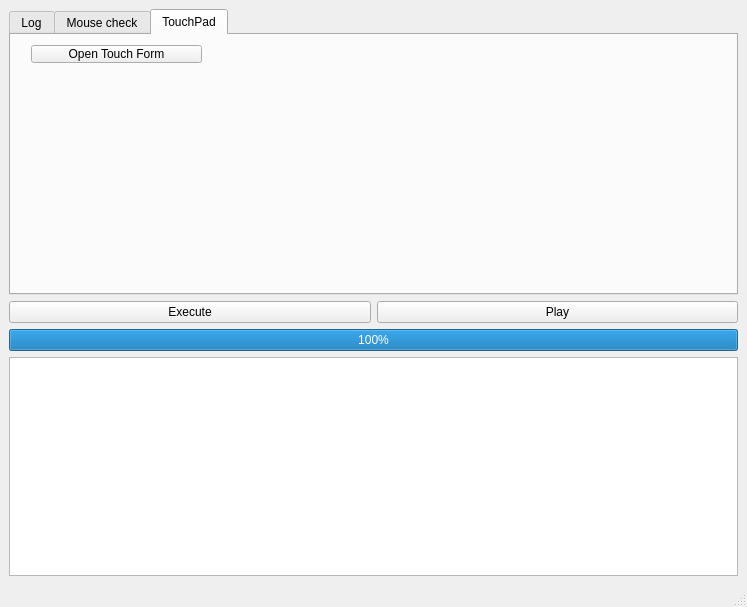
Old version of the form mainwindow.ui in the repository 0mniCrow/SmartGraph.
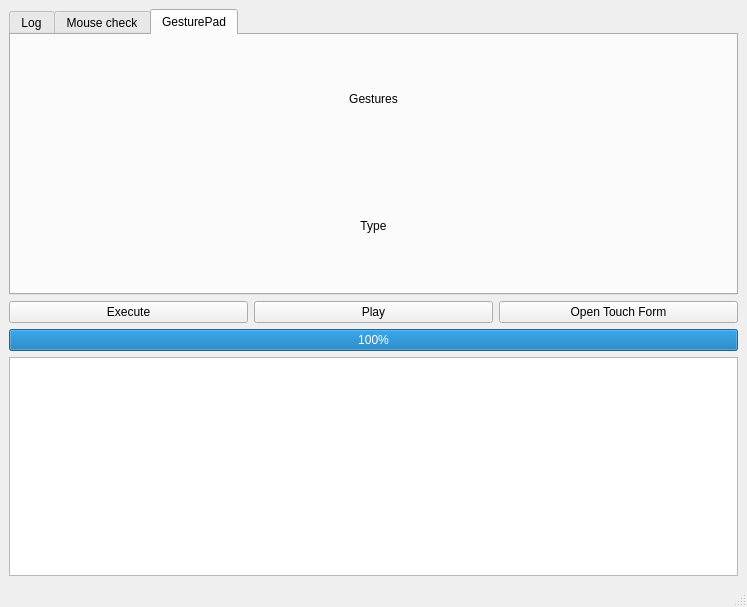
New version of the form. The open tabs and pages were chosen to show the change.

Commit message: Add gesture processing.

```diff
--- a/mainwindow.ui
+++ b/mainwindow.ui
@@ -349,21 +349,51 @@
       </widget>
       <widget class="QWidget" name="tab_3">
        <attribute name="title">
-        <string>TouchPad</string>
+        <string>GesturePad</string>
        </attribute>
-       <widget class="QPushButton" name="Button_OpenTouchForm">
-        <property name="geometry">
-         <rect>
-          <x>20</x>
-          <y>10</y>
-          <width>171</width>
-          <height>18</height>
-         </rect>
-        </property>
-        <property name="text">
-         <string>Open Touch Form</string>
-        </property>
-       </widget>
+       <layout class="QVBoxLayout" name="verticalLayout_7">
+        <item>
+         <layout class="QVBoxLayout" name="verticalLayout_6">
+          <property name="rightMargin">
+           <number>0</number>
+          </property>
+          <property name="bottomMargin">
+           <number>0</number>
+          </property>
+          <item>
+           <layout class="QHBoxLayout" name="horizontalLayout_13">
+            <property name="bottomMargin">
+             <number>8</number>
+            </property>
+            <item>
+             <widget class="QLabel" name="label_gesture_event">
+              <property name="text">
+               <string>Gestures</string>
+              </property>
+              <property name="alignment">
+               <set>Qt::AlignCenter</set>
+              </property>
+             </widget>
+            </item>
+           </layout>
+          </item>
+          <item>
+           <layout class="QHBoxLayout" name="horizontalLayout_15">
+            <item>
+             <widget class="QLabel" name="label_gesture_type">
+              <property name="text">
+               <string>Type</string>
+              </property>
+              <property name="alignment">
+               <set>Qt::AlignCenter</set>
+              </property>
+             </widget>
+            </item>
+           </layout>
+          </item>
+         </layout>
+        </item>
+       </layout>
       </widget>
      </widget>
     </item>
@@ -386,6 +416,13 @@
         </property>
        </widget>
       </item>
+      <item>
+       <widget class="QPushButton" name="Button_OpenTouchForm">
+        <property name="text">
+         <string>Open Touch Form</string>
+        </property>
+       </widget>
+      </item>
      </layout>
     </item>
     <item>
```
Left out of the diff: 2 changed lines with no effect on the pictures. The commit also changes 3 other files.
